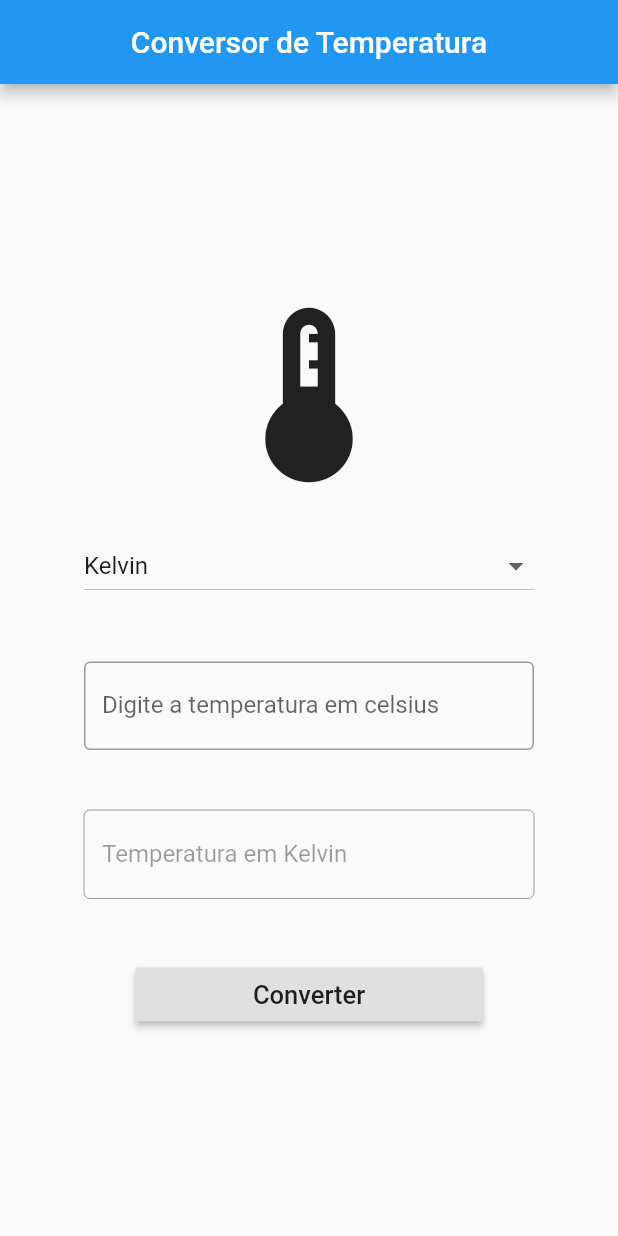
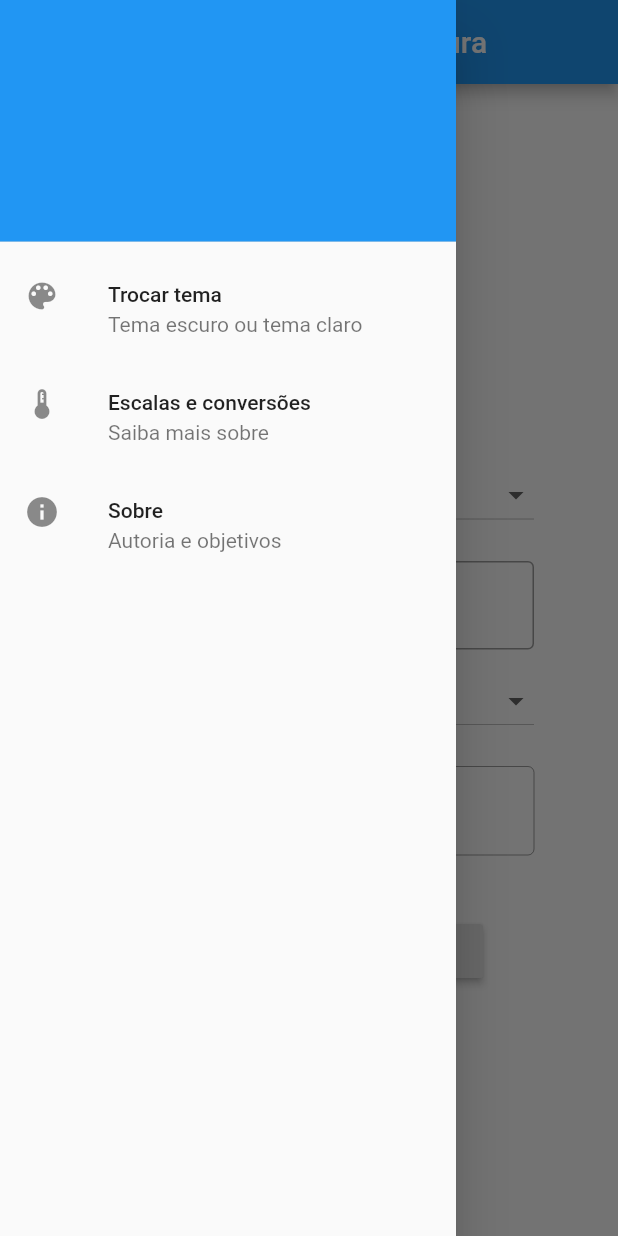
Before and after one commit to GabrielVScalese/Temperature-Converter, a Flutter app: the screen it shows after launch, with the side drawer open (before the commit the screen has no drawer), on a phone screen of 412 x 824 dp. Run offline on Flutter 3.47's test engine with Material 2 defaults, Android fonts, the phone set to English and light mode, and no system bars.

Commit message:
Inserted new functions

```diff
--- /dev/null
+++ b/converter/lib/app_controller.dart
@@ -0,0 +1,12 @@
+import 'package:flutter/cupertino.dart';
+
+class AppController extends ChangeNotifier {
+  static AppController instance = AppController();
+
+  bool isDarkTheme = false;
+
+  changeTheme() {
+    isDarkTheme = !isDarkTheme;
+    notifyListeners();
+  }
+}
--- a/converter/lib/app_widget.dart
+++ b/converter/lib/app_widget.dart
@@ -1,3 +1,4 @@
+import 'package:converter/app_controller.dart';
 import 'package:converter/home_page.dart';
 import 'package:flutter/cupertino.dart';
 import 'package:flutter/material.dart';
@@ -5,8 +6,17 @@ import 'package:flutter/material.dart';
 class AppWidget extends StatelessWidget {
   @override
   Widget build(BuildContext context) {
-    return MaterialApp(
-      home: HomePage(),
-    );
+    return AnimatedBuilder(
+        animation: AppController.instance,
+        builder: (BuildContext context, Widget chikld) {
+          return MaterialApp(
+            theme: ThemeData(
+                brightness: AppController.instance.isDarkTheme
+                    ? Brightness.dark
+                    : Brightness.light),
+            debugShowCheckedModeBanner: false,
+            home: HomePage(),
+          );
+        });
   }
 }
--- a/converter/lib/converter_controller.dart
+++ /dev/null
@@ -1,12 +0,0 @@
-import 'package:flutter/cupertino.dart';
-
-class ConverterController extends ChangeNotifier {
-  static ConverterController instance = ConverterController();
-
-  String result = 'Temperatura em Kelvin';
-
-  changeResultText(text) {
-    result = text;
-    notifyListeners();
-  }
-}
--- a/converter/lib/home_page.dart
+++ b/converter/lib/home_page.dart
@@ -1,8 +1,10 @@
-import 'package:converter/converter_controller.dart';
+import 'package:converter/input_controller.dart';
+import 'package:converter/result_controller.dart';
 import 'package:flutter/cupertino.dart';
 import 'package:flutter/material.dart';
 import 'package:flutter/services.dart';
 
+import 'app_controller.dart';
 import 'temperature_converter.dart';
 
 class HomePage extends StatefulWidget {
@@ -13,9 +15,10 @@ class HomePage extends StatefulWidget {
 }
 
 class HomePageState extends State<HomePage> {
-  List<String> temperatureCategories = ['Kelvin', 'Fahrenheit'];
+  List<String> temperatureCategories = ['Celsius', 'Kelvin', 'Fahrenheit'];
 
-  String temperatureCategory = 'Kelvin';
+  String inputCategory = 'Kelvin';
+  String resultCategory = 'Kelvin';
   String celsius = '';
   String result = '';
 
@@ -24,6 +27,30 @@ class HomePageState extends State<HomePage> {
   @override
   Widget build(BuildContext context) {
     return Scaffold(
+        drawer: Drawer(
+          child: Column(
+            children: [
+              UserAccountsDrawerHeader(),
+              ListTile(
+                leading: Icon(Icons.color_lens),
+                title: Text('Trocar tema'),
+                subtitle: Text('Tema escuro ou tema claro'),
+                onTap: () {
+                  AppController.instance.changeTheme();
+                },
+              ),
+              ListTile(
+                  leading: Icon(Icons.thermostat_outlined),
+                  title: Text('Escalas e conversões'),
+                  subtitle: Text('Saiba mais sobre')),
+              ListTile(
+                leading: Icon(Icons.info),
+                title: Text('Sobre'),
+                subtitle: Text('Autoria e objetivos'),
+              ),
+            ],
+          ),
+        ),
         appBar: AppBar(
           centerTitle: true,
           title: Text('Conversor de Temperatura'),
@@ -32,8 +59,9 @@ class HomePageState extends State<HomePage> {
           width: double.infinity,
           height: double.infinity,
           child: Column(
-            mainAxisAlignment: MainAxisAlignment.center,
+            // mainAxisAlignment: MainAxisAlignment.center,
             children: [
+              Container(height: 90.0),
               Container(
                   child: Icon(
                 Icons.thermostat_outlined,
@@ -45,27 +73,30 @@ class HomePageState extends State<HomePage> {
               Container(
                 width: 300,
                 child: DropdownButton<String>(
-                  value: temperatureCategory,
+                  value: inputCategory,
                   isExpanded: true,
                   items: temperatureCategories
                       .map<DropdownMenuItem<String>>((String value) {
                     return DropdownMenuItem<String>(
                       value: value,
-                      child: Text(value),
+                      child: Text(
+                        value,
+                        textAlign: TextAlign.center,
+                      ),
                     );
                   }).toList(),
                   onChanged: (value) {
                     setState(() {
-                      temperatureCategory = value;
-                      ConverterController.instance.changeResultText(
-                          'Temperatura em $temperatureCategory');
+                      inputCategory = value;
+                      InputController.instance.changeResultText(
+                          '(De) Temperatura em $inputCategory');
                       txt.text = '';
                     });
                   },
                 ),
               ),
               Container(
-                height: 40,
+                height: 20,
               ),
               Container(
                 width: 300,
@@ -75,13 +106,39 @@ class HomePageState extends State<HomePage> {
                   },
                   keyboardType: TextInputType.number,
                   decoration: InputDecoration(
-                    labelText: 'Digite a temperatura em celsius',
+                    labelText: InputController.instance.result,
                     border: OutlineInputBorder(),
                   ),
                 ),
               ),
+              Container(height: 10),
               Container(
-                height: 40,
+                width: 300,
+                child: DropdownButton<String>(
+                  value: resultCategory,
+                  isExpanded: true,
+                  items: temperatureCategories
+                      .map<DropdownMenuItem<String>>((String value) {
+                    return DropdownMenuItem<String>(
+                      value: value,
+                      child: Text(
+                        value,
+                        textAlign: TextAlign.center,
+                      ),
+                    );
+                  }).toList(),
+                  onChanged: (value) {
+                    setState(() {
+                      resultCategory = value;
+                      ResultController.instance.changeResultText(
+                          '(Para) Temperatura em $resultCategory');
+                      txt.text = '';
+                    });
+                  },
+                ),
+              ),
+              Container(
+                height: 20,
               ),
               Container(
                 width: 300,
@@ -90,7 +147,7 @@ class HomePageState extends State<HomePage> {
                   controller: txt,
                   keyboardType: TextInputType.number,
                   decoration: InputDecoration(
-                    labelText: ConverterController.instance.result,
+                    labelText: ResultController.instance.result,
                     border: OutlineInputBorder(),
                   ),
                 ),
@@ -108,7 +165,7 @@ class HomePageState extends State<HomePage> {
                     ),
                   ),
                   onPressed: () {
-                    if (temperatureCategory == 'Kelvin')
+                    if (inputCategory == 'Kelvin')
                       result = TemperatureConverter.celsiusToKelvin(
                               double.parse(celsius))
                           .toString();
--- /dev/null
+++ b/converter/lib/input_controller.dart
@@ -0,0 +1,12 @@
+import 'package:flutter/cupertino.dart';
+
+class InputController extends ChangeNotifier {
+  static InputController instance = InputController();
+
+  String result = '(De) Temperatura em Kelvin';
+
+  changeResultText(text) {
+    result = text;
+    notifyListeners();
+  }
+}
--- /dev/null
+++ b/converter/lib/result_controller.dart
@@ -0,0 +1,12 @@
+import 'package:flutter/cupertino.dart';
+
+class ResultController extends ChangeNotifier {
+  static ResultController instance = ResultController();
+
+  String result = '(Para) Temperatura em Kelvin';
+
+  changeResultText(text) {
+    result = text;
+    notifyListeners();
+  }
+}
--- a/converter/lib/temperature_converter.dart
+++ b/converter/lib/temperature_converter.dart
@@ -6,4 +6,20 @@ class TemperatureConverter {
   static double celsiusToFahrenheit(double celsius) {
     return ((9 / 5.0) * celsius) + 32;
   }
+
+  static double kelvinToCelsius(double kelvin) {
+    return kelvin - 273.15;
+  }
+
+  static double kelvinToFahrenheint(double kelvin) {
+    return (kelvin - 273.15) * 9 / 5.0 + 32.0;
+  }
+
+  static double fahrenheitToCelsius(double fahrenheit) {
+    return (fahrenheit - 32.0) * 5 / 9.0;
+  }
+
+  static double fahrenheitToKelvin(double fahrenheit) {
+    return (fahrenheit - 32) * 5 / 9.0 + 273.15;
+  }
 }
```
Also changed, not shown: 1 other file.
